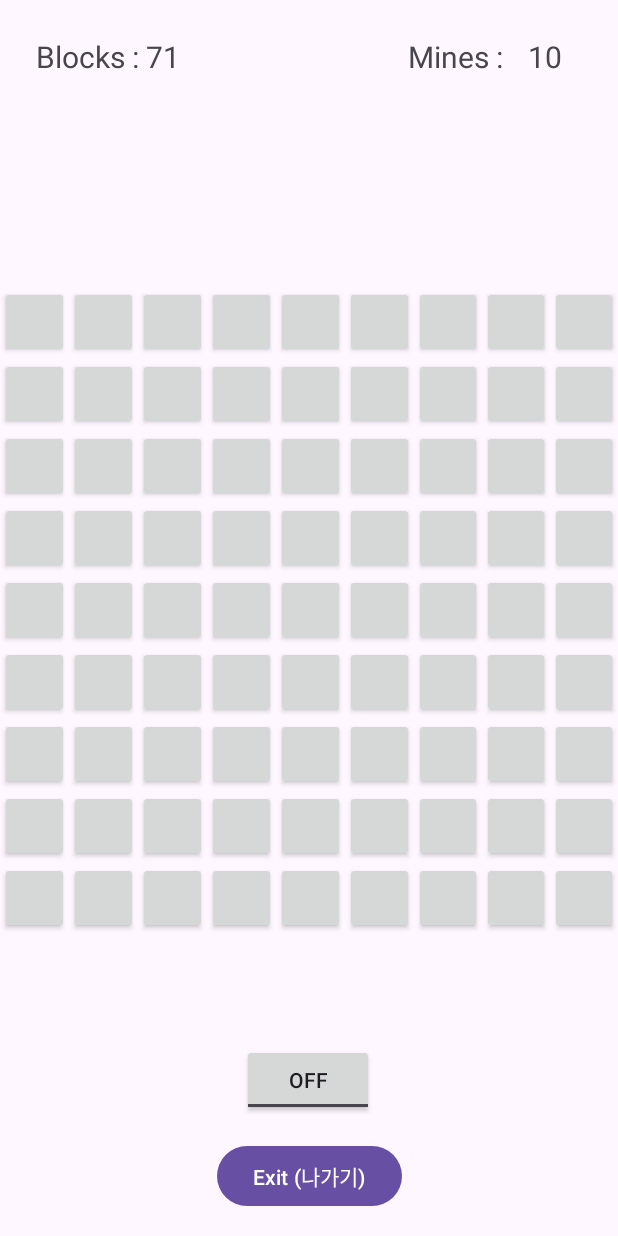
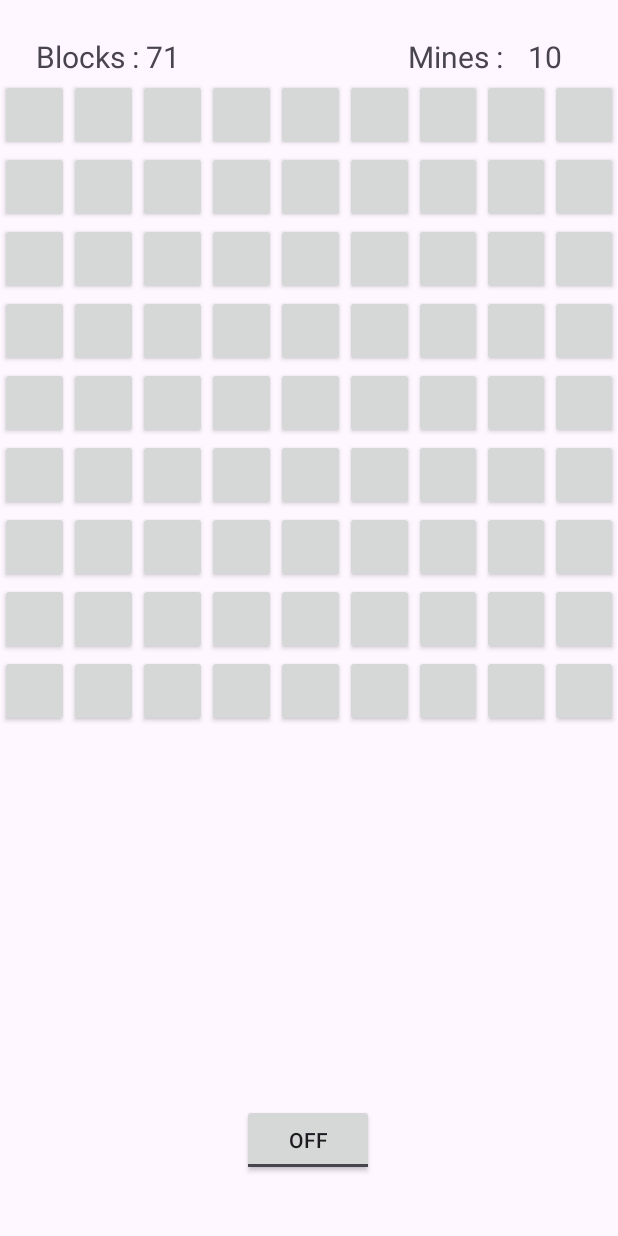
Before and after one commit to LeeShinHaeng/MineSweeper, an Android app: the screen it shows after launch (MainActivity), on a phone screen of 412 x 824 dp. Run offline under Robolectric (Android 15) with nearby library versions, the phone set to English and light mode, and no system bars.

Commit message:
Delete Break button

```diff
--- a/app/src/main/java/com/example/minesweeper/MainActivity.java
+++ b/app/src/main/java/com/example/minesweeper/MainActivity.java
@@ -6,16 +6,11 @@ import android.app.AlertDialog;
 import android.content.DialogInterface;
 import android.content.Intent;
 import android.os.Bundle;
-import android.view.MenuInflater;
-import android.view.MenuItem;
 import android.view.View;
-import android.widget.Button;
 import android.widget.CompoundButton;
-import android.widget.PopupMenu;
 import android.widget.TableLayout;
 import android.widget.TableRow;
 import android.widget.TextView;
-import android.widget.Toast;
 import android.widget.ToggleButton;
 
 public class MainActivity extends AppCompatActivity {
@@ -59,17 +54,6 @@ public class MainActivity extends AppCompatActivity {
                 tableRows[i].addView(buttons[i][j]);
             }
         }
-
-        //break 버튼 onclicklistener
-        Button finish = findViewById(R.id.finsish_button);
-        finish.setOnClickListener(new View.OnClickListener() {
-            @Override
-            public void onClick(View view) {
-                flags = 10;
-                blocks = 71;
-                finish();
-            }
-        });
 
         //toggle 버튼 onclicklistener
         ToggleButton toggleButton = findViewById(R.id.toggleButton);
--- a/app/src/main/res/layout/activity_main.xml
+++ b/app/src/main/res/layout/activity_main.xml
@@ -64,22 +64,11 @@
         android:layout_marginStart="1dp"
         android:layout_marginTop="1dp"
         android:layout_marginEnd="1dp"
-        app:layout_constraintBottom_toTopOf="@+id/finsish_button"
         app:layout_constraintEnd_toEndOf="parent"
         app:layout_constraintStart_toStartOf="parent"
         app:layout_constraintTop_toBottomOf="@+id/mines_text">
 
     </TableLayout>
-
-    <Button
-        android:id="@+id/finsish_button"
-        android:layout_width="wrap_content"
-        android:layout_height="wrap_content"
-        android:layout_marginBottom="16dp"
-        android:text="Exit (나가기)"
-        app:layout_constraintBottom_toBottomOf="parent"
-        app:layout_constraintEnd_toEndOf="parent"
-        app:layout_constraintStart_toStartOf="parent" />
 
     <TextView
         android:id="@+id/blocks_text"
@@ -106,7 +95,7 @@
         android:id="@+id/toggleButton"
         android:layout_width="wrap_content"
         android:layout_height="wrap_content"
-        android:layout_marginBottom="80dp"
+        android:layout_marginBottom="40dp"
         android:text="Break"
         app:layout_constraintBottom_toBottomOf="parent"
         app:layout_constraintEnd_toEndOf="parent"
```
